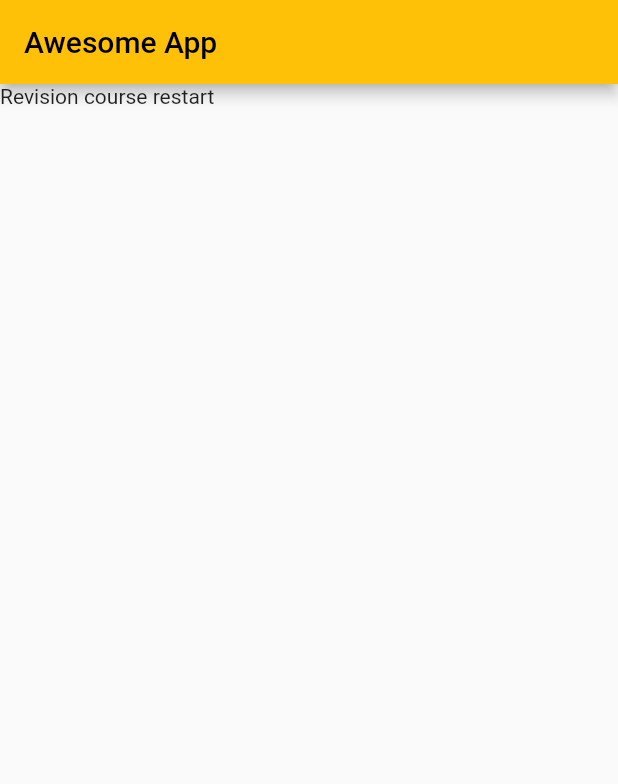
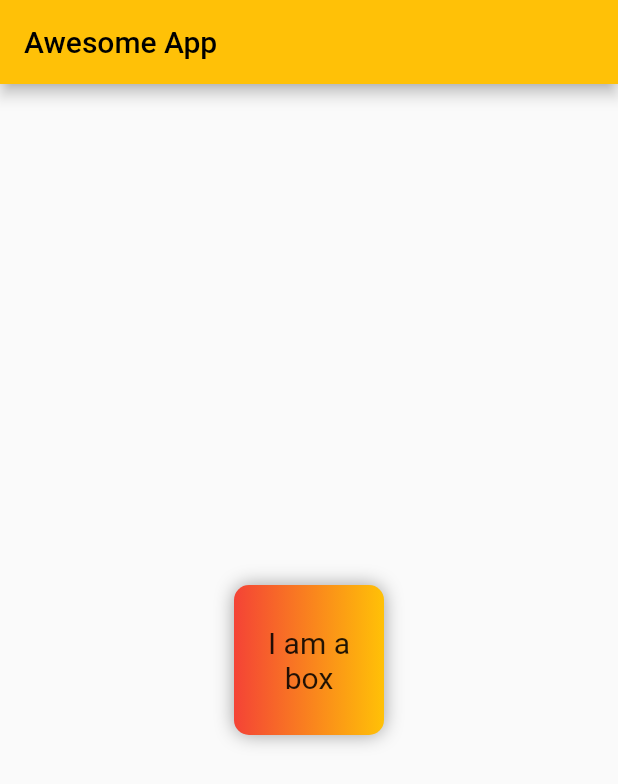
Before and after one commit to Abhaybsingh19w33/freecodecamp-flutter, a Flutter app: the screen it shows after launch, on a phone screen of 412 x 824 dp. Shown: the top 784 px of the screen. Run offline on Flutter 3.47's test engine with Material 2 defaults, Android fonts, the phone set to English and light mode, and no system bars.

Commit message:
containers and decoration

```diff
--- a/awesome_app/lib/main.dart
+++ b/awesome_app/lib/main.dart
@@ -24,7 +24,43 @@ class HomePage extends StatelessWidget {
       appBar: AppBar(
         title: const Text("Awesome App"),
       ),
-      body: const Text("Revision course restart"),
+      // body: const Text("Revision course restart"),
+      // aligning the container in center
+      body: Center(
+        child: Container(
+          padding: const EdgeInsets.all(8),
+          // this makes whole container color red
+          // cant use this property here while using boxDecoration
+          // color: Colors.red,
+          // creating a box
+          width: 100,
+          height: 100,
+          // this is like handling things while cant be contained in specified area
+          // clipBehavior: Clip.none,
+          alignment: Alignment.center,
+          // while using boxDecoration we cant use color in sibling
+          // because color property also exist in boxDecoration they will clash
+          decoration: BoxDecoration(
+              color: Colors.red,
+              // shape: BoxShape.circle,
+              borderRadius: BorderRadius.circular(10),
+              gradient:
+                  const LinearGradient(colors: [Colors.red, Colors.amber]),
+              boxShadow: const [
+                BoxShadow(
+                  color: Colors.grey,
+                  blurRadius: 10,
+                )
+              ]),
+          child: const Text(
+            "I am a box",
+            textAlign: TextAlign.center,
+            style: TextStyle(
+              fontSize: 20,
+            ),
+          ),
+        ),
+      ),
     );
     // return Container(
     //   color: Colors.amber,
```
